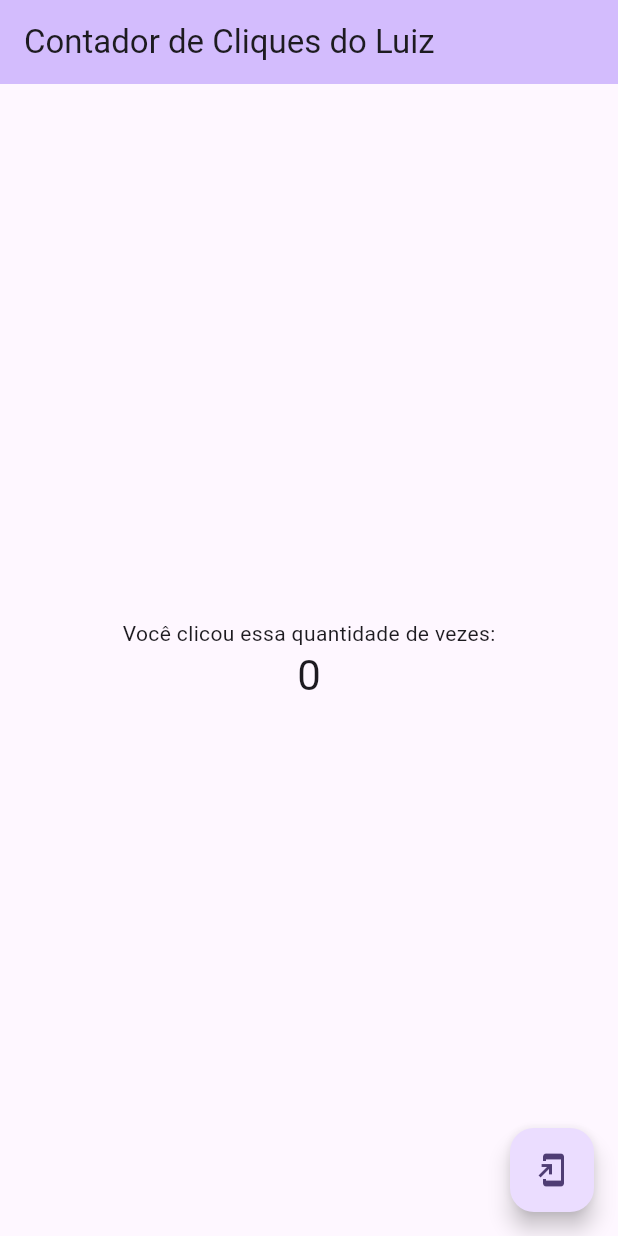
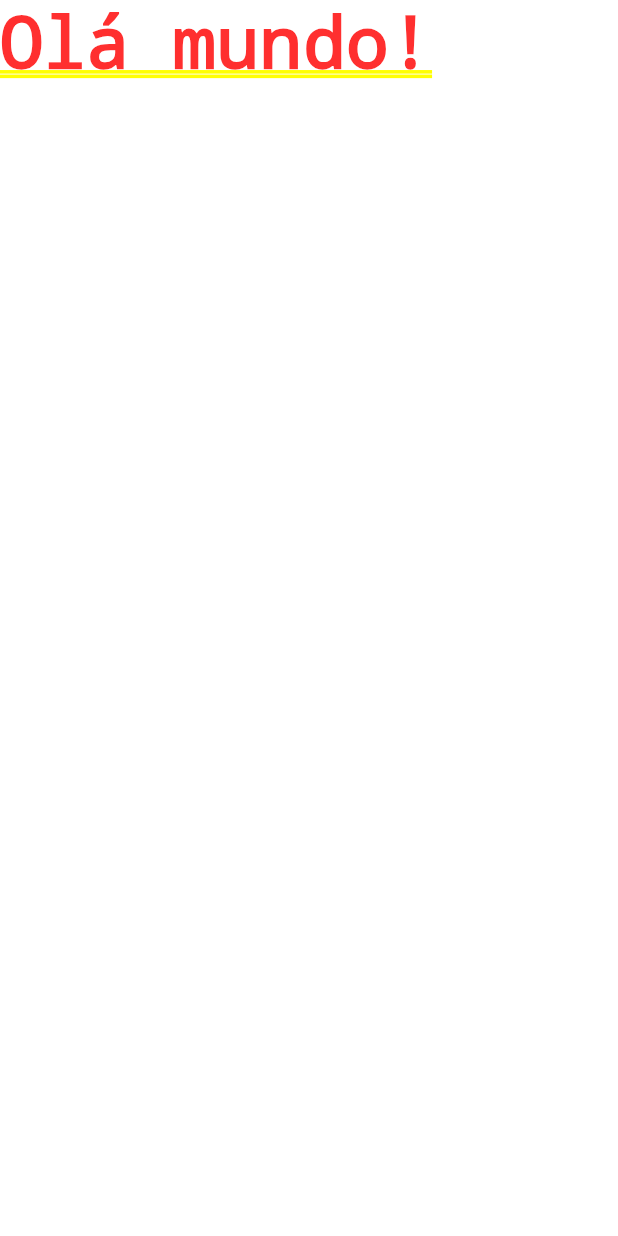
Before and after one commit to LuizHenriqueVitorino/cursoFlutter, a Flutter app: the screen it shows after launch, on a phone screen of 412 x 824 dp. Run offline on Flutter 3.47's test engine with Material 3 defaults, Android fonts, the phone set to English and light mode, and no system bars.

Commit message:
feat: implementa a mensagem ola mundo no projeto de perguntas

```diff
--- a/projeto_perguntas/lib/main.dart
+++ b/projeto_perguntas/lib/main.dart
@@ -1,65 +1,16 @@
 import 'package:flutter/material.dart';
 
 void main() {
-  runApp(const MyApp());
+  runApp(PerguntaAP());
 }
 
-class MyApp extends StatelessWidget {
-  const MyApp({super.key});
+class PerguntaAP extends StatelessWidget{
+  const PerguntaAP({super.key});
 
   @override
   Widget build(BuildContext context) {
     return MaterialApp(
-      title: 'Flutter Demo',
-      theme: ThemeData(
-        colorScheme: ColorScheme.fromSeed(seedColor: Colors.deepPurple),
-      ),
-      home: const MyHomePage(title: 'Contador de Cliques do Luiz'),
+      home: Text('Olá mundo!'),
     );
   }
 }
-
-class MyHomePage extends StatefulWidget {
-  const MyHomePage({super.key, required this.title});
-  final String title;
-
-  @override
-  State<MyHomePage> createState() => _MyHomePageState();
-}
-
-class _MyHomePageState extends State<MyHomePage> {
-  int _counter = 0;
-
-  void _incrementCounter() {
-    setState(() {
-      _counter++;
-    });
-  }
-
-  @override
-  Widget build(BuildContext context) {
-    return Scaffold(
-      appBar: AppBar(
-        backgroundColor: Theme.of(context).colorScheme.inversePrimary,
-        title: Text(widget.title),
-      ),
-      body: Center(
-        child: Column(
-          mainAxisAlignment: MainAxisAlignment.center,
-          children: <Widget>[
-            const Text('Você clicou essa quantidade de vezes:'),
-            Text(
-              '$_counter',
-              style: Theme.of(context).textTheme.headlineMedium,
-            ),
-          ],
-        ),
-      ),
-      floatingActionButton: FloatingActionButton(
-        onPressed: _incrementCounter,
-        tooltip: 'Increment',
-        child: const Icon(Icons.add_to_home_screen),
-      ), // This trailing comma makes auto-formatting nicer for build methods.
-    );
-  }
-}
```
Also changed, not shown: 1 other file.
